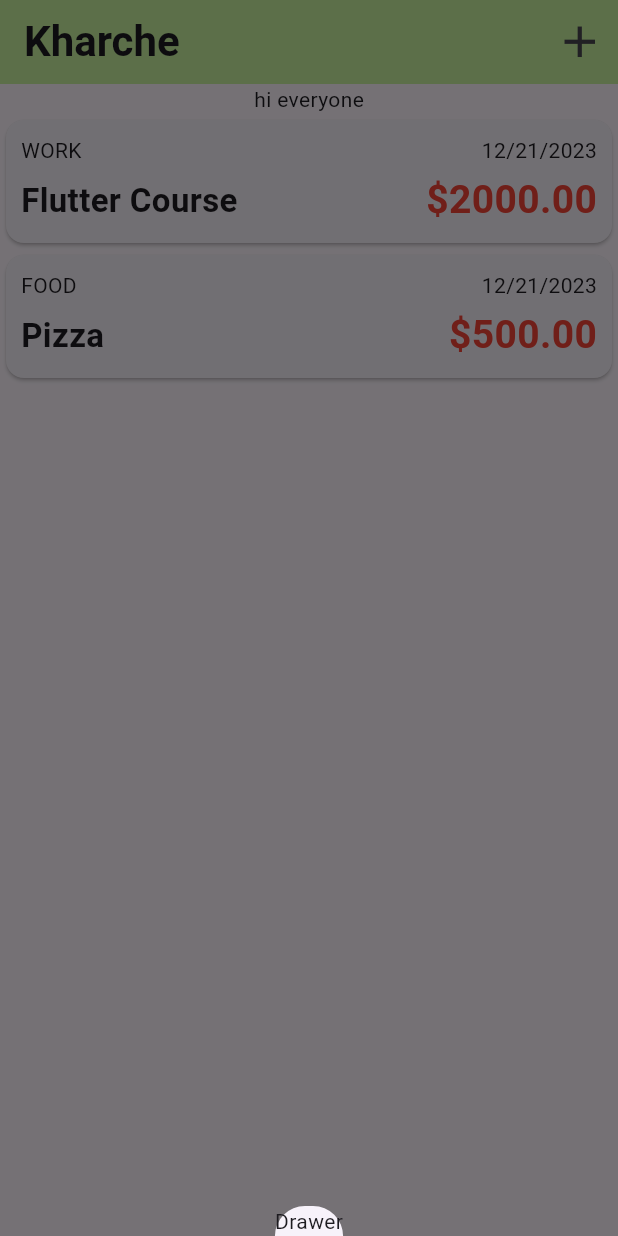
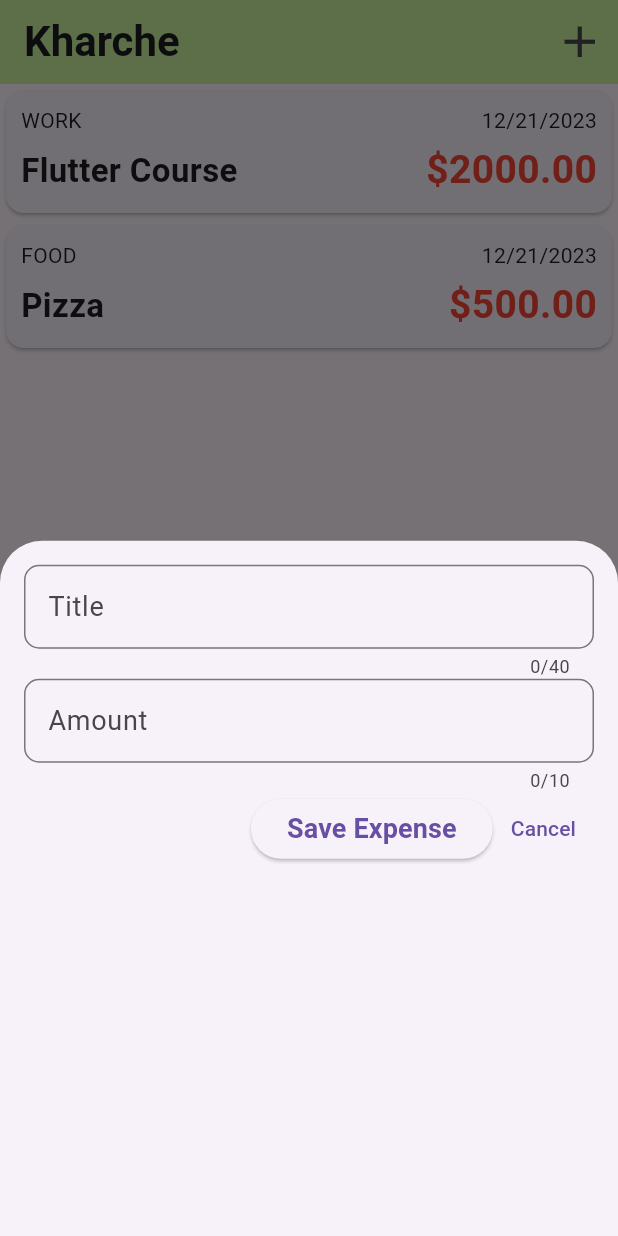
Before and after one commit to Sahilkumr/ExpensesApp, a Flutter app: the screen it shows after launch, after a tap on the "add" icon, on a phone screen of 412 x 824 dp. Run offline on Flutter 3.47's test engine with Material 3 defaults, Android fonts, the phone set to English and light mode, and no system bars.

Commit message:
Cancel Btn Added

```diff
--- a/lib/widgets/expenses.dart
+++ b/lib/widgets/expenses.dart
@@ -1,4 +1,5 @@
 import 'package:expenses_app/widgets/expenses_list/expense_list.dart';
+import 'package:expenses_app/widgets/new_expense.dart';
 import 'package:flutter/material.dart';
 import 'package:expenses_app/model/expense.dart';
 
@@ -24,7 +25,7 @@ class _ExpenseState extends State<Expenses> {
   ];
 
   void _openExpenseDrawer(){
-    showModalBottomSheet(context: context, builder: (ctx) => Text('Drawer'));
+    showModalBottomSheet(context: context, builder: (ctx) => const NewExpense());
   }
 
   @override
@@ -42,7 +43,6 @@ class _ExpenseState extends State<Expenses> {
       ),
       body: Column(
         children: [
-          const Text('hi everyone'),
           Expanded(
             child: ExpenseList(expense: _registeredExpenses),
           ),
--- /dev/null
+++ b/lib/widgets/new_expense.dart
@@ -0,0 +1,75 @@
+import 'package:flutter/material.dart';
+import 'package:flutter/services.dart';
+
+class NewExpense extends StatefulWidget {
+  const NewExpense({super.key});
+
+  @override
+  State<NewExpense> createState() => _NewExpenseState();
+}
+
+class _NewExpenseState extends State<NewExpense> {
+  final _titleControler = TextEditingController();
+  final _amountControler = TextEditingController();
+
+  @override
+  void dispose() {
+    _titleControler.dispose();
+    super.dispose();
+  }
+
+  @override
+  Widget build(BuildContext context) {
+    return Padding(
+      padding: const EdgeInsets.all(16),
+      child: Column(
+        children: [
+          TextField(
+            controller: _titleControler,
+            maxLength: 40,
+            decoration: const InputDecoration(
+              border: OutlineInputBorder(
+                  borderRadius: BorderRadius.all(Radius.circular(10))),
+              label: Text('Title'),
+              labelStyle: TextStyle(fontSize: 18),
+            ),
+          ),
+          TextField(
+            controller: _amountControler,
+            maxLength: 10,
+            keyboardType: const TextInputType.numberWithOptions(decimal: true),
+            decoration: const InputDecoration(
+              border: OutlineInputBorder(
+                  borderRadius: BorderRadius.all(Radius.circular(10))),
+              label: Text('Amount'),
+              labelStyle: TextStyle(fontSize: 18),
+            ),
+          ),
+          Row(
+            mainAxisAlignment: MainAxisAlignment.end,
+            children: [
+              ElevatedButton(
+                onPressed: () {
+                  print(_titleControler.text);
+                  print(_amountControler.text);
+                },
+                child: const Text(
+                  'Save Expense',
+                  style: TextStyle(fontSize: 18, fontWeight: FontWeight.bold),
+                ),
+              ),
+              TextButton(
+              onPressed: () {
+                Navigator.pop(context);
+              },
+              child: const Text(
+                'Cancel',
+              )),
+            ],
+          ),
+
+        ],
+      ),
+    );
+  }
+}
```
